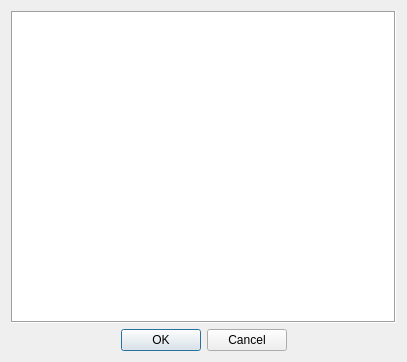
Old version of the form Cafe5/c5message.ui in the repository End1-1/Cafe5.
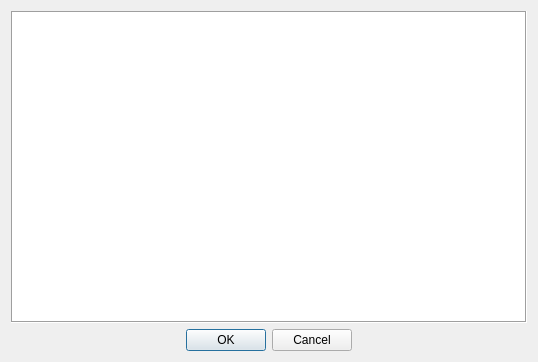
New version of the form.

The edit to the form file:
```diff
--- a/Cafe5/c5message.ui
+++ b/Cafe5/c5message.ui
@@ -6,14 +6,20 @@
    <rect>
     <x>0</x>
     <y>0</y>
-    <width>407</width>
+    <width>538</width>
     <height>362</height>
    </rect>
   </property>
+  <property name="sizePolicy">
+   <sizepolicy hsizetype="Expanding" vsizetype="Expanding">
+    <horstretch>0</horstretch>
+    <verstretch>0</verstretch>
+   </sizepolicy>
+  </property>
   <property name="maximumSize">
    <size>
-    <width>1000</width>
-    <height>1000</height>
+    <width>16777215</width>
+    <height>16777215</height>
    </size>
   </property>
   <property name="windowTitle">
```
